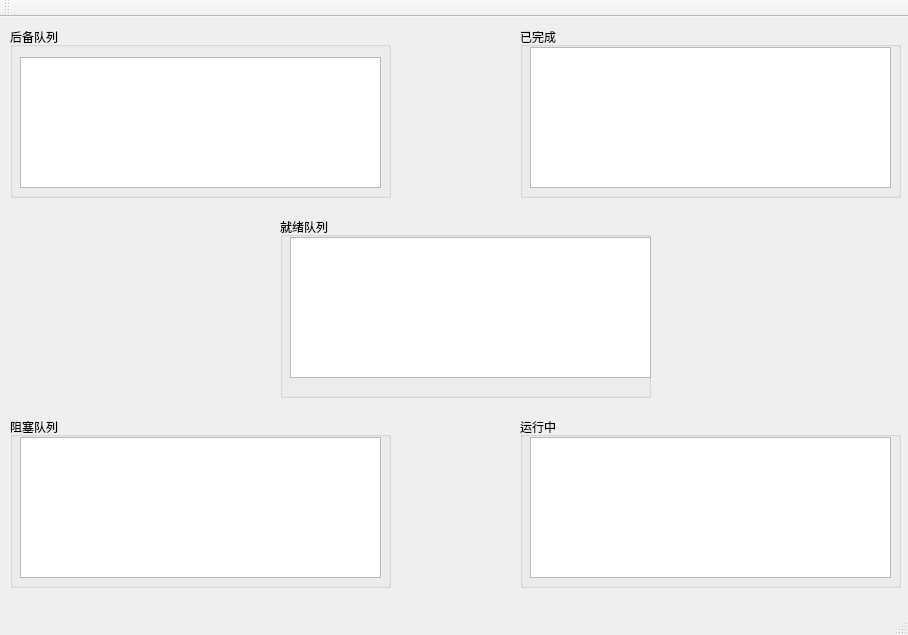
Above: mainwindow.ui from whllhw/OS_Experiment before the change. Below: the same form after it.
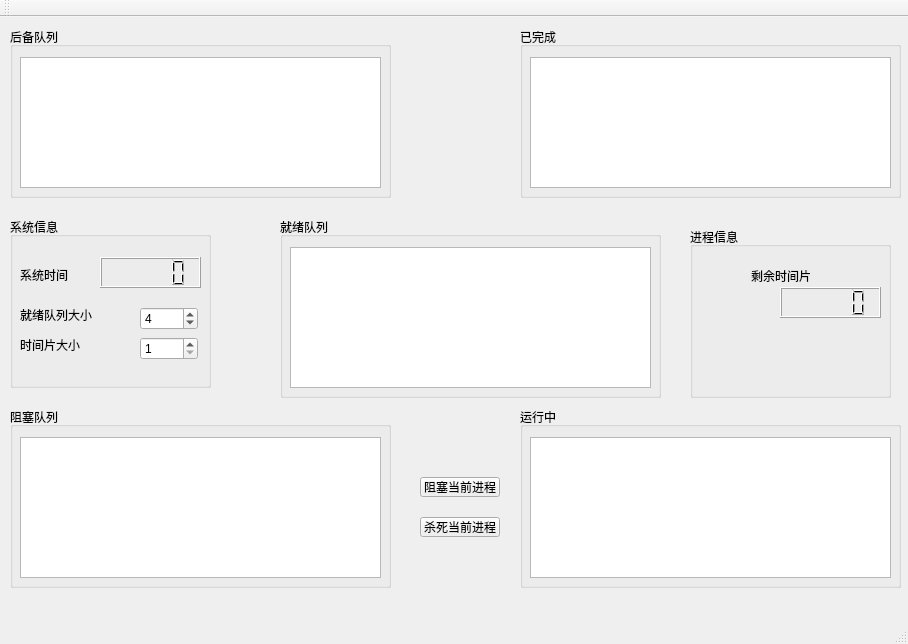
That is the form after the change.

Patch:
```diff
--- a/mainwindow.ui
+++ b/mainwindow.ui
@@ -10,11 +10,11 @@
     <x>0</x>
     <y>0</y>
     <width>908</width>
-    <height>635</height>
+    <height>644</height>
    </rect>
   </property>
   <property name="windowTitle">
-   <string>MainWindow</string>
+   <string>donkey[system] - core</string>
   </property>
   <widget class="QWidget" name="centralWidget">
    <widget class="QGroupBox" name="groupBox_3">
@@ -22,7 +22,7 @@
      <rect>
       <x>280</x>
       <y>200</y>
-      <width>371</width>
+      <width>381</width>
       <height>181</height>
      </rect>
     </property>
@@ -39,7 +39,7 @@
      <property name="geometry">
       <rect>
        <x>10</x>
-       <y>20</y>
+       <y>30</y>
        <width>361</width>
        <height>141</height>
       </rect>
@@ -74,9 +74,9 @@
      <property name="geometry">
       <rect>
        <x>10</x>
-       <y>20</y>
+       <y>30</y>
        <width>361</width>
-       <height>141</height>
+       <height>131</height>
       </rect>
      </property>
      <attribute name="horizontalHeaderDefaultSectionSize">
@@ -97,9 +97,9 @@
     <property name="geometry">
      <rect>
       <x>10</x>
-      <y>400</y>
+      <y>390</y>
       <width>381</width>
-      <height>171</height>
+      <height>181</height>
      </rect>
     </property>
     <property name="title">
@@ -115,7 +115,7 @@
      <property name="geometry">
       <rect>
        <x>10</x>
-       <y>20</y>
+       <y>30</y>
        <width>361</width>
        <height>141</height>
       </rect>
@@ -138,9 +138,9 @@
     <property name="geometry">
      <rect>
       <x>520</x>
-      <y>400</y>
+      <y>390</y>
       <width>381</width>
-      <height>171</height>
+      <height>181</height>
      </rect>
     </property>
     <property name="title">
@@ -156,7 +156,7 @@
      <property name="geometry">
       <rect>
        <x>10</x>
-       <y>20</y>
+       <y>30</y>
        <width>361</width>
        <height>141</height>
       </rect>
@@ -168,7 +168,7 @@
       <bool>true</bool>
      </attribute>
      <attribute name="horizontalHeaderMinimumSectionSize">
-      <number>69</number>
+      <number>89</number>
      </attribute>
      <attribute name="verticalHeaderVisible">
       <bool>false</bool>
@@ -205,11 +205,176 @@
      <attribute name="horizontalHeaderHighlightSections">
       <bool>true</bool>
      </attribute>
+     <attribute name="horizontalHeaderMinimumSectionSize">
+      <number>89</number>
+     </attribute>
      <attribute name="verticalHeaderVisible">
       <bool>false</bool>
      </attribute>
     </widget>
    </widget>
+   <widget class="QPushButton" name="pushButton">
+    <property name="geometry">
+     <rect>
+      <x>420</x>
+      <y>460</y>
+      <width>80</width>
+      <height>20</height>
+     </rect>
+    </property>
+    <property name="text">
+     <string>阻塞当前进程</string>
+    </property>
+   </widget>
+   <widget class="QPushButton" name="pushButton_2">
+    <property name="geometry">
+     <rect>
+      <x>420</x>
+      <y>500</y>
+      <width>80</width>
+      <height>20</height>
+     </rect>
+    </property>
+    <property name="text">
+     <string>杀死当前进程</string>
+    </property>
+   </widget>
+   <widget class="QGroupBox" name="groupBox_2">
+    <property name="geometry">
+     <rect>
+      <x>10</x>
+      <y>200</y>
+      <width>201</width>
+      <height>171</height>
+     </rect>
+    </property>
+    <property name="title">
+     <string>系统信息</string>
+    </property>
+    <widget class="QLabel" name="label">
+     <property name="geometry">
+      <rect>
+       <x>10</x>
+       <y>50</y>
+       <width>48</width>
+       <height>16</height>
+      </rect>
+     </property>
+     <property name="text">
+      <string>系统时间</string>
+     </property>
+    </widget>
+    <widget class="QLabel" name="label_2">
+     <property name="geometry">
+      <rect>
+       <x>10</x>
+       <y>120</y>
+       <width>60</width>
+       <height>16</height>
+      </rect>
+     </property>
+     <property name="text">
+      <string>时间片大小</string>
+     </property>
+    </widget>
+    <widget class="QSpinBox" name="spinBox">
+     <property name="geometry">
+      <rect>
+       <x>130</x>
+       <y>120</y>
+       <width>58</width>
+       <height>23</height>
+      </rect>
+     </property>
+     <property name="minimum">
+      <number>1</number>
+     </property>
+     <property name="maximum">
+      <number>2000</number>
+     </property>
+     <property name="value">
+      <number>1</number>
+     </property>
+    </widget>
+    <widget class="QLCDNumber" name="lcdNumber_3">
+     <property name="geometry">
+      <rect>
+       <x>90</x>
+       <y>40</y>
+       <width>101</width>
+       <height>31</height>
+      </rect>
+     </property>
+    </widget>
+    <widget class="QSpinBox" name="spinBox_2">
+     <property name="geometry">
+      <rect>
+       <x>130</x>
+       <y>90</y>
+       <width>58</width>
+       <height>23</height>
+      </rect>
+     </property>
+     <property name="minimum">
+      <number>1</number>
+     </property>
+     <property name="maximum">
+      <number>2000</number>
+     </property>
+     <property name="value">
+      <number>4</number>
+     </property>
+    </widget>
+    <widget class="QLabel" name="label_4">
+     <property name="geometry">
+      <rect>
+       <x>10</x>
+       <y>90</y>
+       <width>81</width>
+       <height>16</height>
+      </rect>
+     </property>
+     <property name="text">
+      <string>就绪队列大小</string>
+     </property>
+    </widget>
+   </widget>
+   <widget class="QGroupBox" name="groupBox">
+    <property name="geometry">
+     <rect>
+      <x>690</x>
+      <y>210</y>
+      <width>201</width>
+      <height>171</height>
+     </rect>
+    </property>
+    <property name="title">
+     <string>进程信息</string>
+    </property>
+    <widget class="QLabel" name="label_3">
+     <property name="geometry">
+      <rect>
+       <x>61</x>
+       <y>41</y>
+       <width>60</width>
+       <height>16</height>
+      </rect>
+     </property>
+     <property name="text">
+      <string>剩余时间片</string>
+     </property>
+    </widget>
+    <widget class="QLCDNumber" name="lcdNumber_4">
+     <property name="geometry">
+      <rect>
+       <x>90</x>
+       <y>60</y>
+       <width>101</width>
+       <height>31</height>
+      </rect>
+     </property>
+    </widget>
+   </widget>
   </widget>
   <widget class="QStatusBar" name="statusBar"/>
   <widget class="QToolBar" name="toolBar">
```
